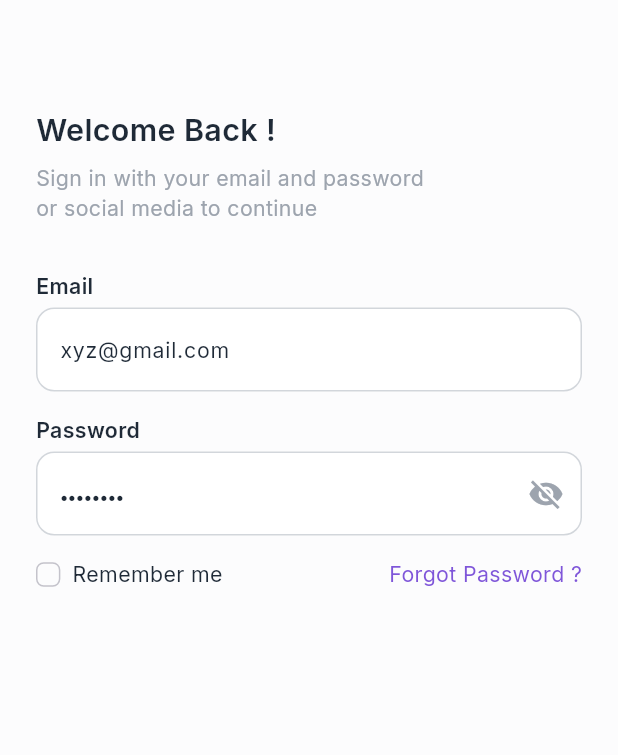
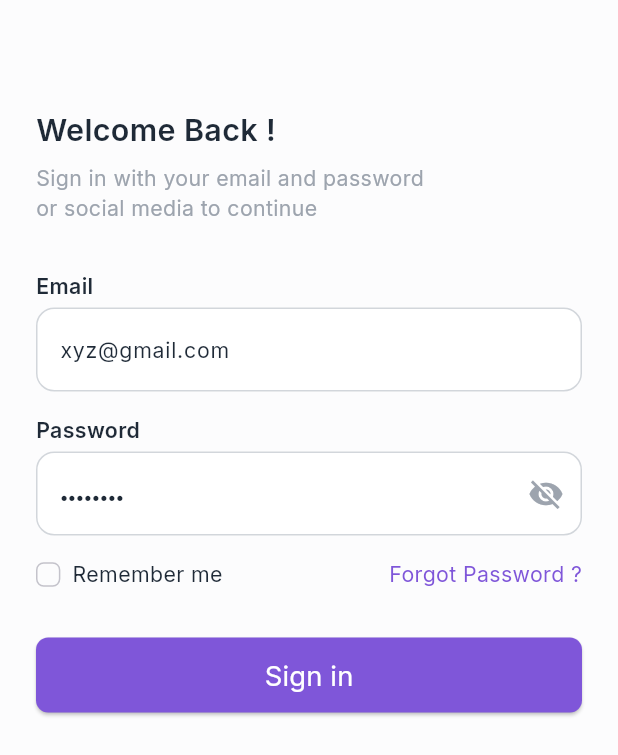
Before and after one commit to NadyAlwazah/flutter-task10-team-housely-app-beg, a Flutter app: the screen it shows after launch, on a phone screen of 412 x 824 dp. Shown: the top 755 px of the screen. Run offline on Flutter 3.47's test engine with Material 3 defaults, Android fonts, the light colour scheme and no system bars; our stand-ins replace flutter_screenutil, flutter_svg, go_router, google_fonts.

Commit message:
feat: integrate CustomButton into SigninView

```diff
--- a/lib/features/auth/presentation/views/widgets/signin_view_body.dart
+++ b/lib/features/auth/presentation/views/widgets/signin_view_body.dart
@@ -1,4 +1,5 @@
 import 'package:flutter/material.dart';
+import 'package:flutter_task10_team_housely_app_beg/core/widgets/custom_button.dart';
 import 'package:flutter_task10_team_housely_app_beg/features/auth/presentation/views/widgets/auth_header.dart';
 import 'package:flutter_task10_team_housely_app_beg/features/auth/presentation/views/widgets/forgot_password_text.dart';
 import 'package:flutter_task10_team_housely_app_beg/features/auth/presentation/views/widgets/remember_me.dart';
@@ -52,6 +53,9 @@ class _SigninViewBodyState extends State<SigninViewBody> {
                     const ForgotPasswordText(),
                   ],
                 ),
+
+                const SizedBox(height: 32),
+                CustomButton(text: "Sign in", onPressed: () {}),
               ],
             ),
           ),
```
